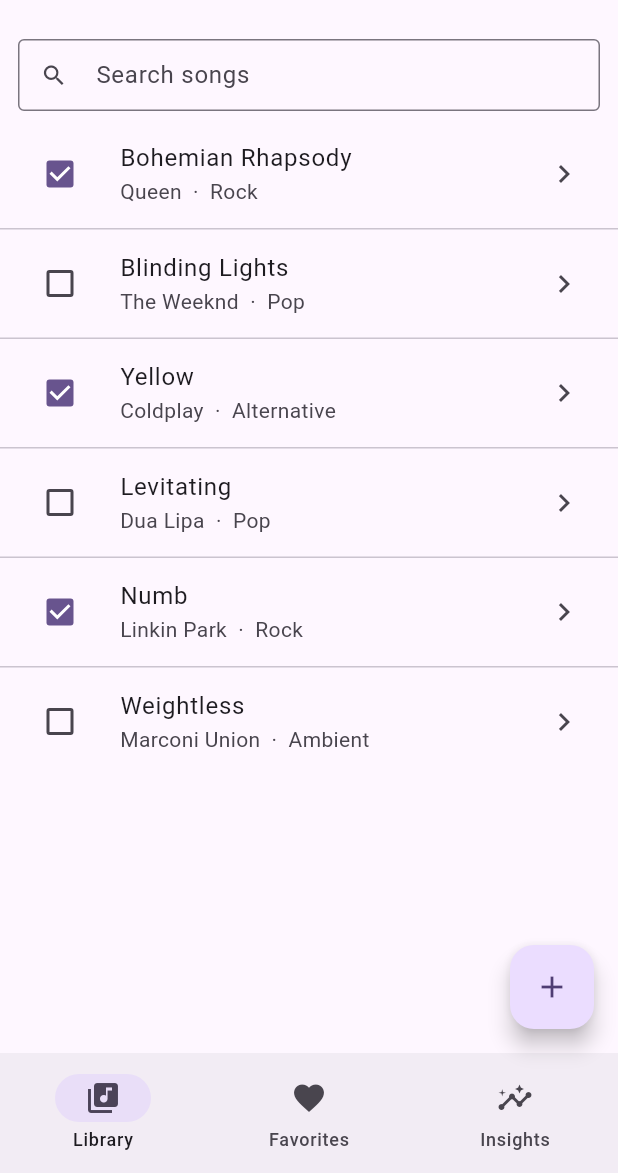
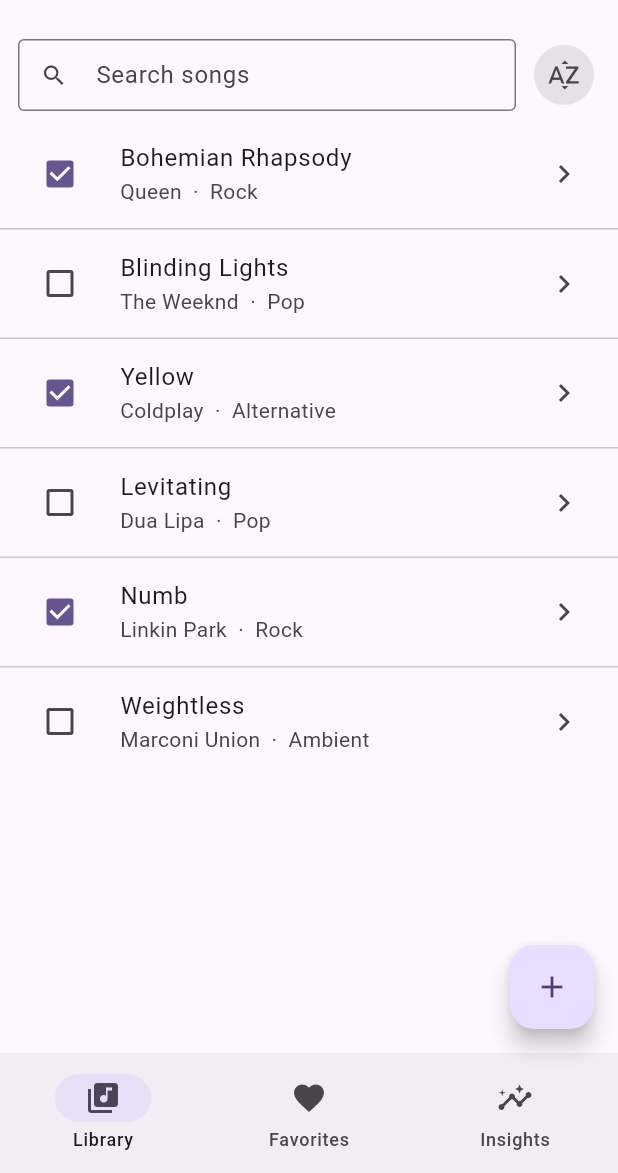
Before and after one commit to Naufall18/soniq-mobile, a Flutter app: the screen it shows after launch, on a phone screen of 412 x 824 dp, the part 63-1236 px from its top. Run offline on Flutter 3.47's test engine with Material 3 defaults, Android fonts, the phone set to English and light mode, and no system bars; our stand-ins replace fl_chart, shared_preferences.

Commit message:
feat: sort library alphabetically (A–Z toggle)

```diff
--- a/lib/widgets/item_list.dart
+++ b/lib/widgets/item_list.dart
@@ -16,6 +16,7 @@
 class _ItemListState extends State<ItemList> {
   final TextEditingController _search = TextEditingController();
   String _query = '';
+  bool _sortAz = false;
 
   @override
   void dispose() {
@@ -47,10 +48,18 @@
                   it.detail.toLowerCase().contains(q))
               .toList();
         }
+        if (_sortAz) {
+          items = List.of(items)
+            ..sort((a, b) =>
+                a.title.toLowerCase().compareTo(b.title.toLowerCase()));
+        }
         return Column(
           children: [
             Padding(
               padding: const EdgeInsets.fromLTRB(12, 12, 12, 6),
+              child: Row(
+                children: [
+                  Expanded(
                     child: TextField(
                       controller: _search,
                       onChanged: (v) => setState(() => _query = v),
@@ -69,6 +78,16 @@
                                 }),
                               ),
                       ),
+                    ),
+                  ),
+                  const SizedBox(width: 8),
+                  IconButton.filledTonal(
+                    tooltip: _sortAz ? 'Sorted A–Z' : 'Sort A–Z',
+                    isSelected: _sortAz,
+                    icon: const Icon(Icons.sort_by_alpha),
+                    onPressed: () => setState(() => _sortAz = !_sortAz),
+                  ),
+                ],
               ),
             ),
             Expanded(child: _buildList(context, items)),
```
Lines whose indentation alone changed are shown as unchanged.
